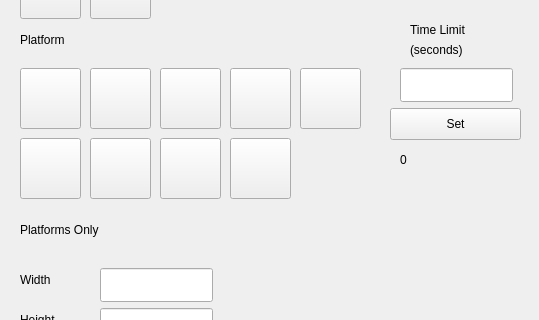
Old version of the form mapmaker.ui in the repository bstee615/project; both pictures show x 0 to 539 and y 412 to 732 of the 539 by 961 pixel window.
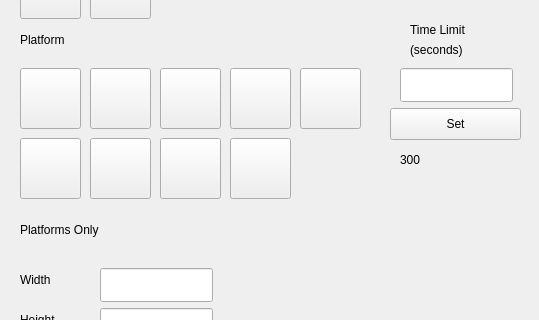
New version of the form. Icons and pictures are not drawn.

Commit message: Map Maker maps can be easily played

The edit to the form file:
```diff
--- a/mapmaker.ui
+++ b/mapmaker.ui
@@ -958,7 +958,7 @@
     </rect>
    </property>
    <property name="text">
-    <string>0</string>
+    <string>300</string>
    </property>
   </widget>
   <widget class="QPushButton" name="PBitem4">
```
The commit also changes 1 other file.
